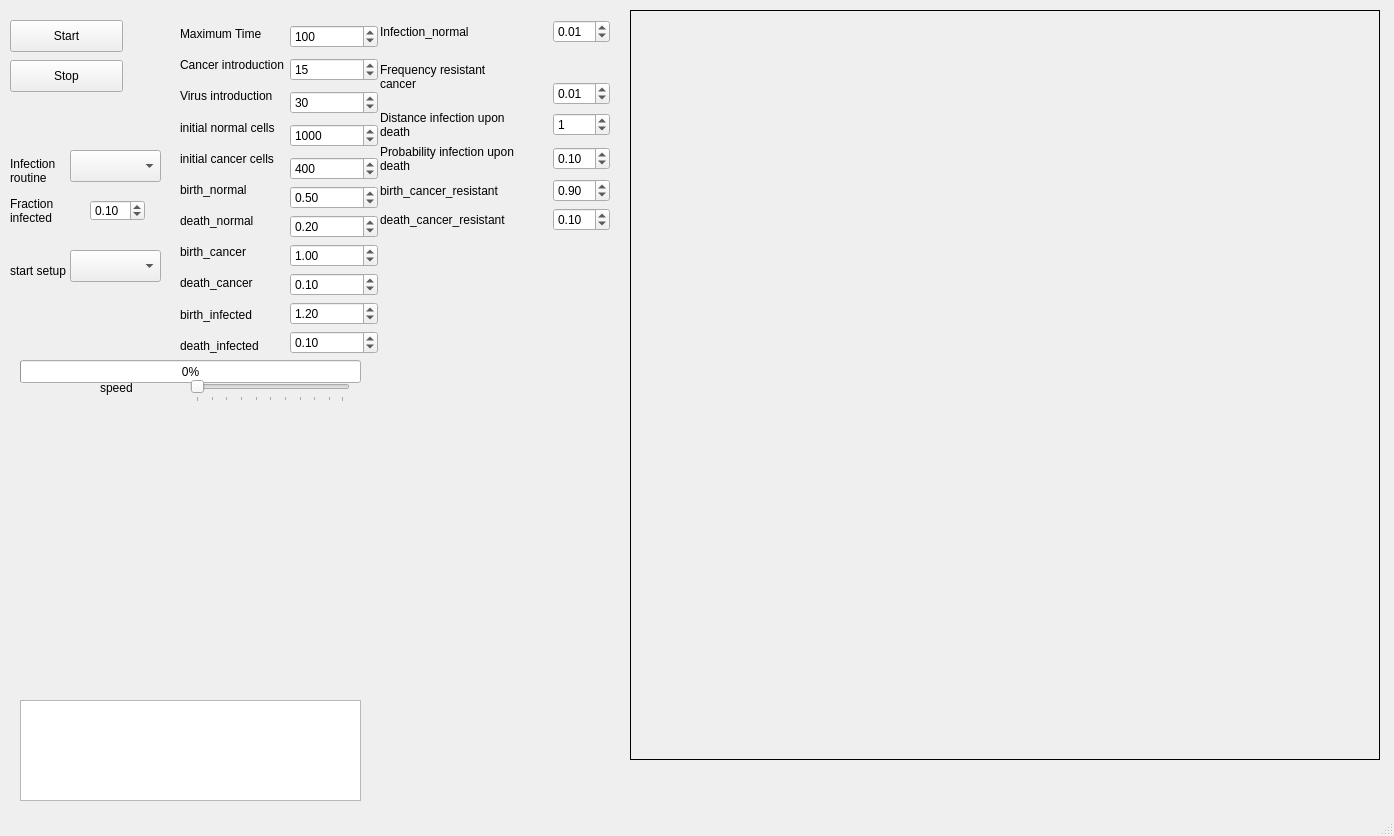
Before: the Qt Designer form mainwindow.ui in thijsjanzen/onco_viral_sim, drawn with Qt 5.
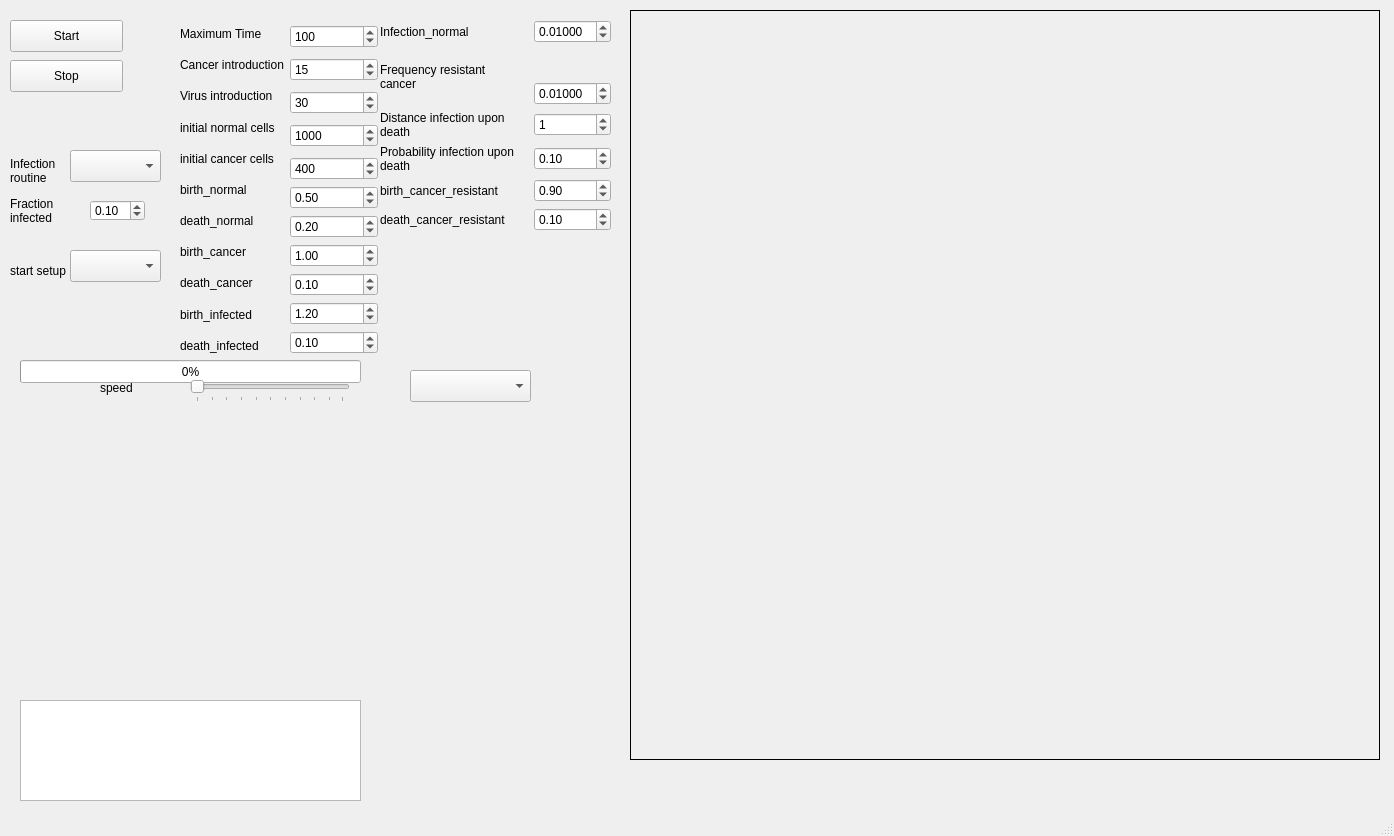
After: the same form once the commit is applied. Custom widgets are drawn as their Qt base class.

```diff
--- a/mainwindow.ui
+++ b/mainwindow.ui
@@ -499,12 +499,12 @@
      </item>
     </layout>
    </widget>
-   <widget class="QWidget" name="">
+   <widget class="QWidget" name="layoutWidget">
     <property name="geometry">
      <rect>
       <x>380</x>
       <y>20</y>
-      <width>230</width>
+      <width>231</width>
       <height>211</height>
      </rect>
     </property>
@@ -608,6 +608,9 @@
      </item>
      <item row="2" column="2">
       <widget class="QDoubleSpinBox" name="box_freq_resistant_cancer">
+       <property name="decimals">
+        <number>5</number>
+       </property>
        <property name="singleStep">
         <double>0.005000000000000</double>
        </property>
@@ -618,6 +621,12 @@
      </item>
      <item row="0" column="2">
       <widget class="QDoubleSpinBox" name="box_prob_normal_infection">
+       <property name="decimals">
+        <number>5</number>
+       </property>
+       <property name="maximum">
+        <double>1.000000000000000</double>
+       </property>
        <property name="singleStep">
         <double>0.005000000000000</double>
        </property>
@@ -628,6 +637,20 @@
      </item>
     </layout>
    </widget>
+   <widget class="QComboBox" name="drpdwnbox_display">
+    <property name="geometry">
+     <rect>
+      <x>410</x>
+      <y>370</y>
+      <width>121</width>
+      <height>32</height>
+     </rect>
+    </property>
+    <property name="currentText">
+     <string notr="true"/>
+    </property>
+   </widget>
+   <zorder>layoutWidget</zorder>
    <zorder>layoutWidget</zorder>
    <zorder>q_label</zorder>
    <zorder>btn_start</zorder>
```
Left out of the diff: 15 changed lines with no effect on the pictures.
